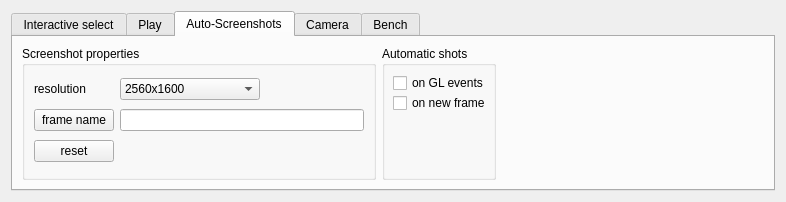
The window that usr/jcl/glnemo2/src/formoptions.ui (teuben/nemo) describes before a commit, drawn with Qt 5.
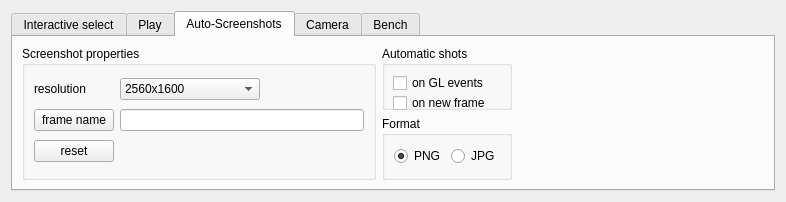
The same window after the commit. The open tabs and pages were chosen to show the change. Icons and pictures are not drawn.

Commit message: glnemo2 can now handle screenshot in PNG format

What changed in the file:
```diff
--- a/usr/jcl/glnemo2/src/formoptions.ui
+++ b/usr/jcl/glnemo2/src/formoptions.ui
@@ -1910,13 +1910,13 @@
       <attribute name="title">
        <string>Auto-Screenshots</string>
       </attribute>
-      <layout class="QGridLayout" name="gridLayout_12">
-       <item row="0" column="0">
+      <layout class="QGridLayout" name="gridLayout_15">
+       <item row="0" column="0" rowspan="2">
         <widget class="QGroupBox" name="groupBox_6">
          <property name="title">
           <string>Screenshot properties</string>
          </property>
-         <layout class="QGridLayout" name="gridLayout_11">
+         <layout class="QGridLayout" name="gridLayout_12">
           <item row="0" column="0">
            <widget class="QLabel" name="label_12">
             <property name="text">
@@ -2052,7 +2052,7 @@
             </property>
            </widget>
           </item>
-          <item row="2" column="1" colspan="2">
+          <item row="2" column="1">
            <spacer name="horizontalSpacer_6">
             <property name="orientation">
              <enum>Qt::Horizontal</enum>
@@ -2120,6 +2120,45 @@
          </property>
         </spacer>
        </item>
+       <item row="1" column="1">
+        <widget class="QGroupBox" name="groupBox_8">
+         <property name="title">
+          <string>Format</string>
+         </property>
+         <layout class="QGridLayout" name="gridLayout_11">
+          <item row="0" column="0">
+           <widget class="QRadioButton" name="frame_png">
+            <property name="text">
+             <string>PNG</string>
+            </property>
+            <property name="checked">
+             <bool>true</bool>
+            </property>
+           </widget>
+          </item>
+          <item row="0" column="1">
+           <widget class="QRadioButton" name="frame_jpg">
+            <property name="text">
+             <string>JPG</string>
+            </property>
+           </widget>
+          </item>
+         </layout>
+        </widget>
+       </item>
+       <item row="1" column="2">
+        <spacer name="horizontalSpacer_7">
+         <property name="orientation">
+          <enum>Qt::Horizontal</enum>
+         </property>
+         <property name="sizeHint" stdset="0">
+          <size>
+           <width>243</width>
+           <height>20</height>
+          </size>
+         </property>
+        </spacer>
+       </item>
       </layout>
      </widget>
      <widget class="QWidget" name="widget">
```
The commit also changes 7 other files.
